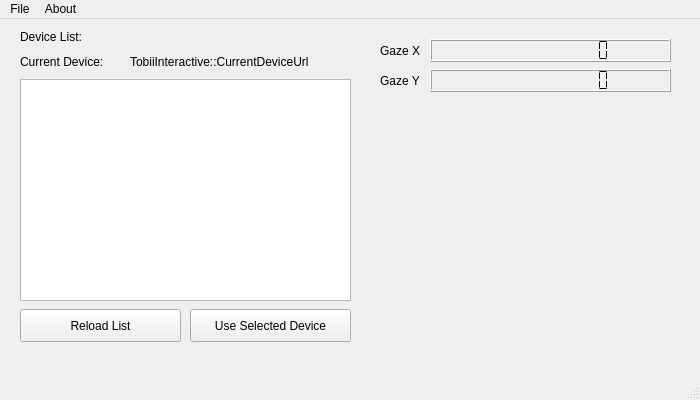
The window that src/mainwindow.ui (moodyhunter/TobiiMouse) describes before a commit, drawn with Qt 5.
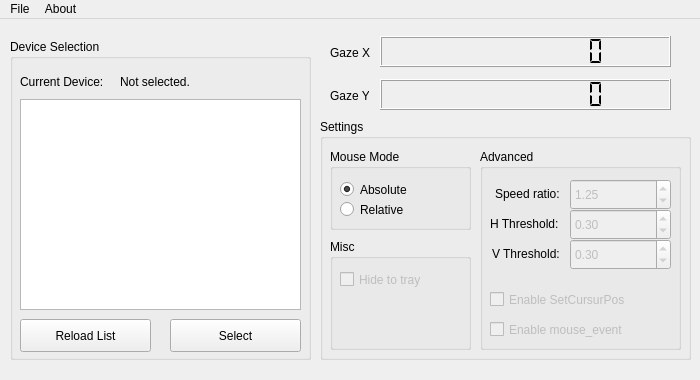
The same window after the commit.

Commit message: [Added] Added Linux and windows Absolute mouse positioning. (#5)

```diff
--- a/src/mainwindow.ui
+++ b/src/mainwindow.ui
@@ -7,19 +7,19 @@
     <x>0</x>
     <y>0</y>
     <width>700</width>
-    <height>400</height>
+    <height>380</height>
    </rect>
   </property>
   <property name="minimumSize">
    <size>
     <width>700</width>
-    <height>400</height>
+    <height>380</height>
    </size>
   </property>
   <property name="maximumSize">
    <size>
     <width>700</width>
-    <height>400</height>
+    <height>380</height>
    </size>
   </property>
   <property name="sizeIncrement">
@@ -44,113 +44,355 @@
      <verstretch>0</verstretch>
     </sizepolicy>
    </property>
-   <widget class="QLabel" name="label">
+   <widget class="QGroupBox" name="groupBox_2">
     <property name="geometry">
      <rect>
-      <x>20</x>
-      <y>30</y>
-      <width>101</width>
-      <height>26</height>
+      <x>320</x>
+      <y>100</y>
+      <width>371</width>
+      <height>241</height>
      </rect>
     </property>
-    <property name="text">
-     <string>Current Device:</string>
+    <property name="title">
+     <string>Settings</string>
     </property>
+    <widget class="QGroupBox" name="groupBox">
+     <property name="geometry">
+      <rect>
+       <x>10</x>
+       <y>30</y>
+       <width>141</width>
+       <height>81</height>
+      </rect>
+     </property>
+     <property name="title">
+      <string>Mouse Mode</string>
+     </property>
+     <widget class="QRadioButton" name="absoluteButton">
+      <property name="geometry">
+       <rect>
+        <x>10</x>
+        <y>30</y>
+        <width>101</width>
+        <height>21</height>
+       </rect>
+      </property>
+      <property name="text">
+       <string>Absolute</string>
+      </property>
+      <property name="checked">
+       <bool>true</bool>
+      </property>
+     </widget>
+     <widget class="QRadioButton" name="relativeButton">
+      <property name="enabled">
+       <bool>true</bool>
+      </property>
+      <property name="geometry">
+       <rect>
+        <x>10</x>
+        <y>50</y>
+        <width>101</width>
+        <height>21</height>
+       </rect>
+      </property>
+      <property name="text">
+       <string>Relative</string>
+      </property>
+      <property name="autoExclusive">
+       <bool>true</bool>
+      </property>
+     </widget>
+    </widget>
+    <widget class="QGroupBox" name="groupBox_3">
+     <property name="enabled">
+      <bool>true</bool>
+     </property>
+     <property name="geometry">
+      <rect>
+       <x>160</x>
+       <y>30</y>
+       <width>201</width>
+       <height>201</height>
+      </rect>
+     </property>
+     <property name="title">
+      <string>Advanced</string>
+     </property>
+     <widget class="QLabel" name="label_2">
+      <property name="geometry">
+       <rect>
+        <x>15</x>
+        <y>35</y>
+        <width>81</width>
+        <height>20</height>
+       </rect>
+      </property>
+      <property name="text">
+       <string>Speed ratio:</string>
+      </property>
+     </widget>
+     <widget class="QLabel" name="label_5">
+      <property name="geometry">
+       <rect>
+        <x>10</x>
+        <y>65</y>
+        <width>91</width>
+        <height>20</height>
+       </rect>
+      </property>
+      <property name="text">
+       <string>H Threshold:</string>
+      </property>
+     </widget>
+     <widget class="QLabel" name="label_6">
+      <property name="geometry">
+       <rect>
+        <x>12</x>
+        <y>95</y>
+        <width>80</width>
+        <height>20</height>
+       </rect>
+      </property>
+      <property name="text">
+       <string>V Threshold:</string>
+      </property>
+     </widget>
+     <widget class="QDoubleSpinBox" name="doubleSpinBox">
+      <property name="enabled">
+       <bool>false</bool>
+      </property>
+      <property name="geometry">
+       <rect>
+        <x>90</x>
+        <y>30</y>
+        <width>101</width>
+        <height>31</height>
+       </rect>
+      </property>
+      <property name="minimum">
+       <double>0.010000000000000</double>
+      </property>
+      <property name="maximum">
+       <double>10.000000000000000</double>
+      </property>
+      <property name="singleStep">
+       <double>0.250000000000000</double>
+      </property>
+      <property name="value">
+       <double>1.250000000000000</double>
+      </property>
+     </widget>
+     <widget class="QDoubleSpinBox" name="doubleSpinBox_2">
+      <property name="enabled">
+       <bool>false</bool>
+      </property>
+      <property name="geometry">
+       <rect>
+        <x>90</x>
+        <y>60</y>
+        <width>101</width>
+        <height>31</height>
+       </rect>
+      </property>
+      <property name="minimum">
+       <double>0.010000000000000</double>
+      </property>
+      <property name="maximum">
+       <double>1.000000000000000</double>
+      </property>
+      <property name="singleStep">
+       <double>0.050000000000000</double>
+      </property>
+      <property name="value">
+       <double>0.300000000000000</double>
+      </property>
+     </widget>
+     <widget class="QDoubleSpinBox" name="doubleSpinBox_3">
+      <property name="enabled">
+       <bool>false</bool>
+      </property>
+      <property name="geometry">
+       <rect>
+        <x>90</x>
+        <y>90</y>
+        <width>101</width>
+        <height>31</height>
+       </rect>
+      </property>
+      <property name="minimum">
+       <double>0.010000000000000</double>
+      </property>
+      <property name="maximum">
+       <double>1.000000000000000</double>
+      </property>
+      <property name="singleStep">
+       <double>0.050000000000000</double>
+      </property>
+      <property name="value">
+       <double>0.300000000000000</double>
+      </property>
+     </widget>
+     <widget class="QCheckBox" name="checkBox_2">
+      <property name="enabled">
+       <bool>false</bool>
+      </property>
+      <property name="geometry">
+       <rect>
+        <x>10</x>
+        <y>140</y>
+        <width>161</width>
+        <height>21</height>
+       </rect>
+      </property>
+      <property name="text">
+       <string>Enable SetCursurPos</string>
+      </property>
+     </widget>
+     <widget class="QCheckBox" name="checkBox_3">
+      <property name="enabled">
+       <bool>false</bool>
+      </property>
+      <property name="geometry">
+       <rect>
+        <x>10</x>
+        <y>170</y>
+        <width>161</width>
+        <height>21</height>
+       </rect>
+      </property>
+      <property name="text">
+       <string>Enable mouse_event</string>
+      </property>
+     </widget>
+    </widget>
+    <widget class="QGroupBox" name="groupBox_4">
+     <property name="enabled">
+      <bool>true</bool>
+     </property>
+     <property name="geometry">
+      <rect>
+       <x>10</x>
+       <y>120</y>
+       <width>141</width>
+       <height>111</height>
+      </rect>
+     </property>
+     <property name="title">
+      <string>Misc</string>
+     </property>
+     <widget class="QCheckBox" name="checkBox">
+      <property name="enabled">
+       <bool>false</bool>
+      </property>
+      <property name="geometry">
+       <rect>
+        <x>10</x>
+        <y>30</y>
+        <width>121</width>
+        <height>21</height>
+       </rect>
+      </property>
+      <property name="text">
+       <string>Hide to tray</string>
+      </property>
+     </widget>
+    </widget>
    </widget>
-   <widget class="QLabel" name="currentDeviceLabel">
+   <widget class="QGroupBox" name="groupBox_5">
     <property name="geometry">
      <rect>
-      <x>130</x>
-      <y>30</y>
-      <width>221</width>
-      <height>26</height>
+      <x>10</x>
+      <y>20</y>
+      <width>301</width>
+      <height>321</height>
      </rect>
     </property>
-    <property name="text">
-     <string>TobiiInteractive::CurrentDeviceUrl</string>
+    <property name="title">
+     <string>Device Selection</string>
     </property>
-   </widget>
-   <widget class="QListWidget" name="tobiiDevicesList">
-    <property name="geometry">
-     <rect>
-      <x>20</x>
-      <y>60</y>
-      <width>331</width>
-      <height>222</height>
-     </rect>
-    </property>
-    <property name="sizePolicy">
-     <sizepolicy hsizetype="Ignored" vsizetype="Ignored">
-      <horstretch>0</horstretch>
-      <verstretch>0</verstretch>
-     </sizepolicy>
-    </property>
-    <property name="contextMenuPolicy">
-     <enum>Qt::DefaultContextMenu</enum>
-    </property>
-    <property name="frameShape">
-     <enum>QFrame::StyledPanel</enum>
-    </property>
-   </widget>
-   <widget class="QPushButton" name="useSelectedDeviceButton">
-    <property name="geometry">
-     <rect>
-      <x>190</x>
-      <y>290</y>
-      <width>161</width>
-      <height>33</height>
-     </rect>
-    </property>
-    <property name="text">
-     <string>Use Selected Device</string>
-    </property>
-   </widget>
-   <widget class="QLabel" name="label_5">
-    <property name="geometry">
-     <rect>
-      <x>20</x>
-      <y>10</y>
-      <width>121</width>
-      <height>16</height>
-     </rect>
-    </property>
-    <property name="text">
-     <string>Device List:</string>
-    </property>
-   </widget>
-   <widget class="QPushButton" name="reloadListButton">
-    <property name="geometry">
-     <rect>
-      <x>20</x>
-      <y>290</y>
-      <width>161</width>
-      <height>33</height>
-     </rect>
-    </property>
-    <property name="text">
-     <string>Reload List</string>
-    </property>
-   </widget>
-   <widget class="QLabel" name="label_4">
-    <property name="geometry">
-     <rect>
-      <x>380</x>
-      <y>50</y>
-      <width>39</width>
-      <height>23</height>
-     </rect>
-    </property>
-    <property name="text">
-     <string>Gaze Y</string>
-    </property>
+    <widget class="QLabel" name="currentDeviceLabel">
+     <property name="geometry">
+      <rect>
+       <x>110</x>
+       <y>30</y>
+       <width>171</width>
+       <height>26</height>
+      </rect>
+     </property>
+     <property name="text">
+      <string>Not selected.</string>
+     </property>
+    </widget>
+    <widget class="QLabel" name="label">
+     <property name="geometry">
+      <rect>
+       <x>10</x>
+       <y>30</y>
+       <width>91</width>
+       <height>26</height>
+      </rect>
+     </property>
+     <property name="text">
+      <string>Current Device:</string>
+     </property>
+    </widget>
+    <widget class="QListWidget" name="tobiiDevicesList">
+     <property name="geometry">
+      <rect>
+       <x>10</x>
+       <y>60</y>
+       <width>281</width>
+       <height>211</height>
+      </rect>
+     </property>
+     <property name="sizePolicy">
+      <sizepolicy hsizetype="Ignored" vsizetype="Ignored">
+       <horstretch>0</horstretch>
+       <verstretch>0</verstretch>
+      </sizepolicy>
+     </property>
+     <property name="contextMenuPolicy">
+      <enum>Qt::DefaultContextMenu</enum>
+     </property>
+     <property name="frameShape">
+      <enum>QFrame::StyledPanel</enum>
+     </property>
+    </widget>
+    <widget class="QPushButton" name="reloadListButton">
+     <property name="geometry">
+      <rect>
+       <x>10</x>
+       <y>280</y>
+       <width>131</width>
+       <height>33</height>
+      </rect>
+     </property>
+     <property name="text">
+      <string>Reload List</string>
+     </property>
+    </widget>
+    <widget class="QPushButton" name="useSelectedDeviceButton">
+     <property name="geometry">
+      <rect>
+       <x>160</x>
+       <y>280</y>
+       <width>131</width>
+       <height>33</height>
+      </rect>
+     </property>
+     <property name="text">
+      <string>Select</string>
+     </property>
+    </widget>
    </widget>
    <widget class="QLCDNumber" name="gazePositionX">
     <property name="geometry">
      <rect>
-      <x>430</x>
-      <y>50</y>
-      <width>241</width>
-      <height>23</height>
+      <x>380</x>
+      <y>60</y>
+      <width>291</width>
+      <height>31</height>
      </rect>
     </property>
     <property name="sizePolicy">
@@ -172,26 +414,13 @@
      <number>0</number>
     </property>
    </widget>
-   <widget class="QLabel" name="label_3">
-    <property name="geometry">
-     <rect>
-      <x>380</x>
-      <y>20</y>
-      <width>41</width>
-      <height>23</height>
-     </rect>
-    </property>
-    <property name="text">
-     <string>Gaze X</string>
-    </property>
-   </widget>
    <widget class="QLCDNumber" name="gazePositionY">
     <property name="geometry">
      <rect>
-      <x>430</x>
-      <y>20</y>
-      <width>241</width>
-      <height>23</height>
+      <x>380</x>
+      <y>17</y>
+      <width>291</width>
+      <height>31</height>
      </rect>
     </property>
     <property name="sizePolicy">
@@ -216,6 +445,32 @@
      <enum>QLCDNumber::Flat</enum>
     </property>
    </widget>
+   <widget class="QLabel" name="label_4">
+    <property name="geometry">
+     <rect>
+      <x>330</x>
+      <y>65</y>
+      <width>39</width>
+      <height>23</height>
+     </rect>
+    </property>
+    <property name="text">
+     <string>Gaze Y</string>
+    </property>
+   </widget>
+   <widget class="QLabel" name="label_3">
+    <property name="geometry">
+     <rect>
+      <x>330</x>
+      <y>22</y>
+      <width>41</width>
+      <height>23</height>
+     </rect>
+    </property>
+    <property name="text">
+     <string>Gaze X</string>
+    </property>
+   </widget>
   </widget>
   <widget class="QMenuBar" name="menuBar">
    <property name="geometry">
@@ -242,7 +497,6 @@
    <addaction name="menuFile"/>
    <addaction name="menuAbout"/>
   </widget>
-  <widget class="QStatusBar" name="statusBar"/>
   <action name="actionAbout_Qt">
    <property name="text">
     <string>About TobiiMouse</string>
```
Left out of the diff: 2 changed lines with no effect on the pictures. The commit also changes 16 other files.
